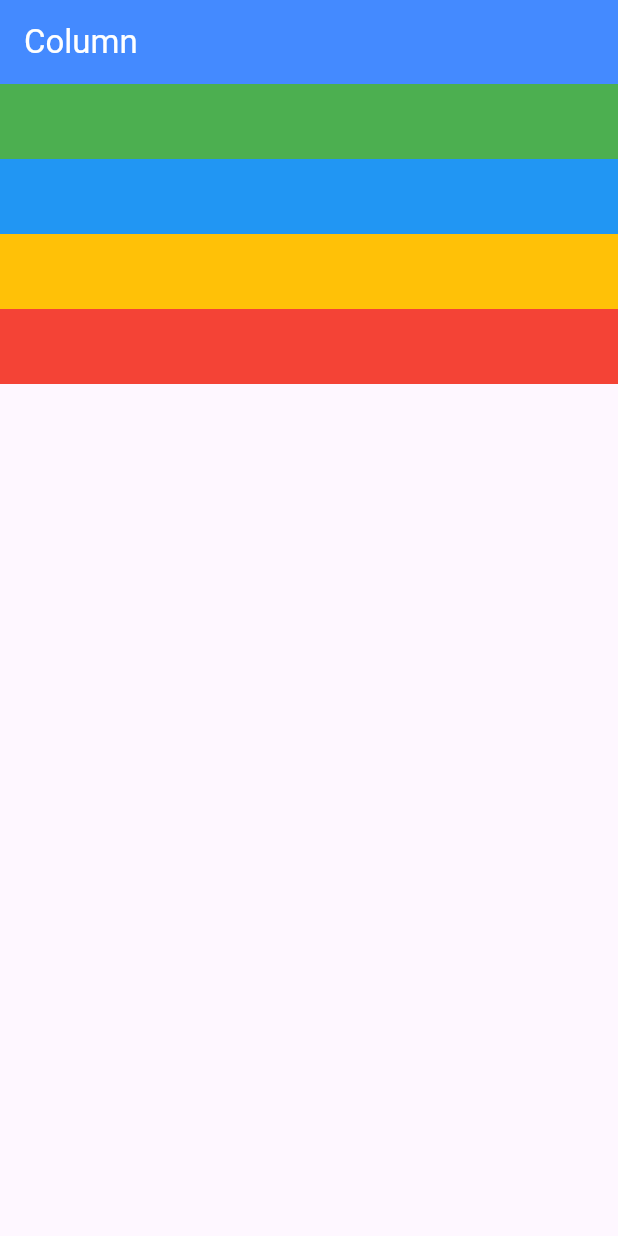
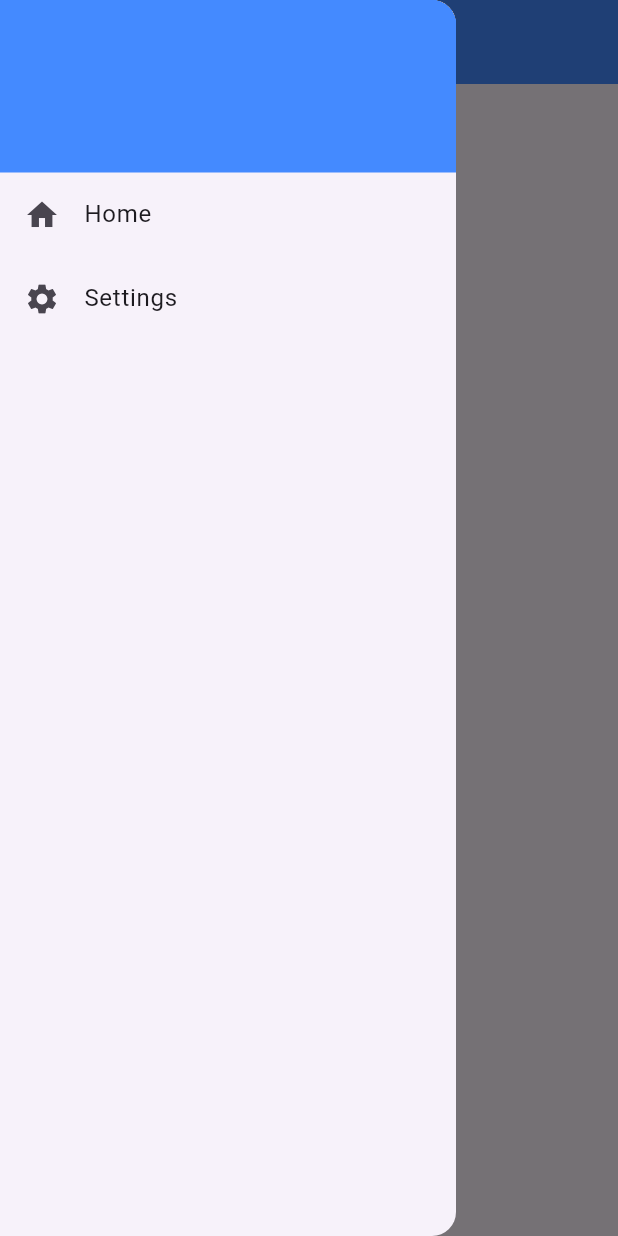
Before and after one commit to Sandydht/first_app, a Flutter app: the screen it shows after launch, with the side drawer open (before the commit the screen has no drawer), on a phone screen of 412 x 824 dp. Run offline on Flutter 3.47's test engine with Material 3 defaults, Android fonts, the phone set to English and light mode, and no system bars.

Commit message:
feat: drawer

```diff
--- a/lib/main.dart
+++ b/lib/main.dart
@@ -1,48 +1,54 @@
 import 'package:flutter/material.dart';
 
 void main() {
-  runApp(const MyApp());
+  runApp(MyApp());
 }
 
 class MyApp extends StatelessWidget {
-  const MyApp({super.key});
+  MyApp({super.key});
 
   @override
   Widget build(BuildContext context) {
     return MaterialApp(
+      title: 'Drawer',
       home: Scaffold(
         appBar: AppBar(
-          title: const Text(
-            'Column',
-            style: TextStyle(color: Colors.white),
+          backgroundColor: Colors.blueAccent,
+          centerTitle: false,
+          iconTheme: IconThemeData(
+            color: Colors.white
           ),
-          backgroundColor: Colors.blueAccent,
+          title: Text(
+            'Drawer',
+            style: TextStyle(
+              color: Colors.white,
+              fontSize: 20,
+              fontWeight: FontWeight.bold,
+            ),
+            textAlign: TextAlign.start,
+          ),
         ),
-        body: Column(
-          mainAxisAlignment: MainAxisAlignment.start,
-          crossAxisAlignment: CrossAxisAlignment.start,
-          children: [
-            Container(
-              // width: 200,
-              height: 50,
-              color: Colors.green,
-            ),
-            Container(
-              // width: 50,
-              height: 50,
-              color: Colors.blue,
-            ),
-            Container(
-              // width: 100,
-              height: 50,
-              color: Colors.amber,
-            ),
-            Container(
-              // width: 300,
-              height: 50,
-              color: Colors.red,
-            )
-          ]
+        drawer: Drawer(
+          child: Column(
+            children: [
+              Container(
+                height: 115,
+                color: Colors.blueAccent,
+              ),
+              ListTile(
+                leading: Icon(Icons.home),
+                title: Text('Home'),
+              ),
+              ListTile(
+                leading: Icon(Icons.settings),
+                title: Text('Settings'),
+              ),
+            ],
+          ),
+        ),
+        body: Container(
+          padding: EdgeInsets.all(20),
+          child: Text('Some text here'),
         ),
       ),
     );
```
